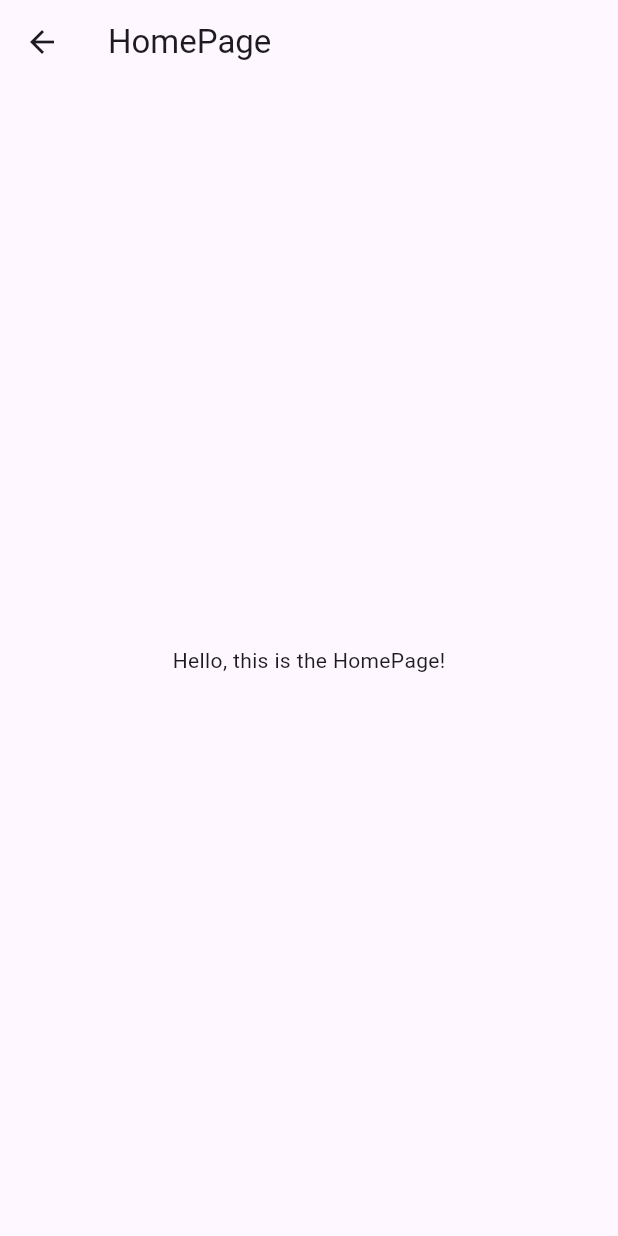
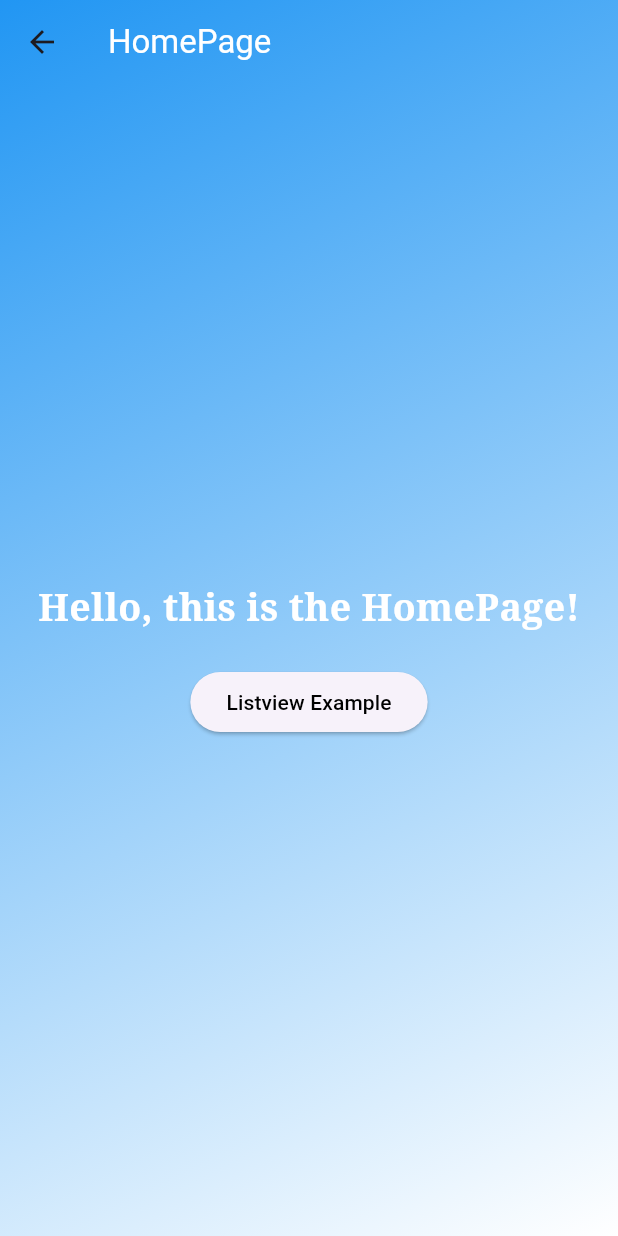
Before and after one commit to santhoshsk3722/Todo-app, a Flutter app: the Homepage screen opened directly, on a phone screen of 412 x 824 dp. Run offline on Flutter 3.47's test engine with Material 3 defaults, Android fonts, the phone set to English and light mode, and no system bars.

Commit message:
3rd commit

```diff
--- a/lib/Screens/homepage.dart
+++ b/lib/Screens/homepage.dart
@@ -1,4 +1,5 @@
 import 'package:flutter/material.dart';
+import 'package:todo_app/Screens/listview.dart';
 
 class Homepage extends StatefulWidget {
   const Homepage({super.key});
@@ -10,13 +11,51 @@ class Homepage extends StatefulWidget {
 class _HomepageState extends State<Homepage> {
   @override
   Widget build(BuildContext context) {
-    return Scaffold(
-      appBar: AppBar(title: Text("HomePage")),
-      body: Center(
-        child: SingleChildScrollView(
-          child: Column(
-            mainAxisAlignment: MainAxisAlignment.center,
-            children: [Text("Hello, this is the HomePage!")],
+    return Container(
+      decoration: BoxDecoration(
+        gradient: LinearGradient(
+          begin: Alignment.topLeft,
+          end: Alignment.bottomRight,
+          colors: [Colors.blue, Colors.white],
+        ),
+      ),
+      child: Scaffold(
+        backgroundColor: Colors.transparent,
+        appBar: AppBar(
+          backgroundColor: Colors.transparent,
+          title: Text("HomePage", style: TextStyle(color: Colors.white)),
+        ),
+        body: Center(
+          child: SingleChildScrollView(
+            child: Column(
+              mainAxisAlignment: MainAxisAlignment.center,
+              children: [
+                Text(
+                  "Hello, this is the HomePage!",
+                  style: TextStyle(
+                    fontSize: 25,
+                    fontWeight: FontWeight.bold,
+                    color: Colors.white,
+                    fontFamily: 'Serif',
+                  ),
+                ),
+                SizedBox(height: 20),
+                ElevatedButton(
+                  onPressed: () {
+                    Navigator.push(
+                      context,
+                      MaterialPageRoute(
+                        builder: (context) => ListViewExample(),
+                      ),
+                    );
+                  },
+                  child: Text(
+                    "Listview Example",
+                    style: TextStyle(color: Colors.black),
+                  ),
+                ),
+              ],
+            ),
           ),
         ),
       ),
```
Also changed, not shown: lib/Screens/listview.dart (added, +36 -0 lines), 1 other file.
